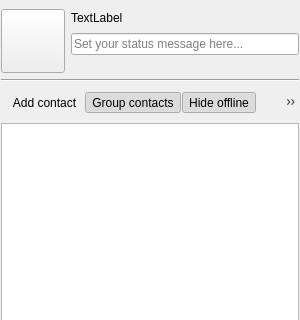
This is main-widget.ui in KDE/ktp-contact-list as Qt 5 draws it before an edit; both pictures show x 0 to 300 and y 0 to 320 of the 300 by 600 pixel window. The edited form follows.
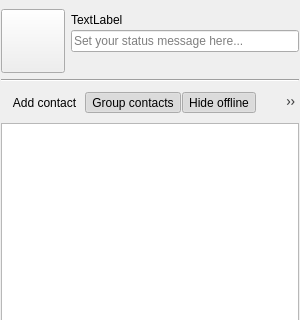
This is the edited form. Custom widgets are drawn as their Qt base class.

```diff
--- a/main-widget.ui
+++ b/main-widget.ui
@@ -23,6 +23,12 @@
     </property>
     <item>
      <layout class="QGridLayout" name="gridLayout">
+      <property name="horizontalSpacing">
+       <number>-1</number>
+      </property>
+      <property name="verticalSpacing">
+       <number>0</number>
+      </property>
       <item row="2" column="1">
        <layout class="QHBoxLayout" name="m_accountButtonsLayout"/>
       </item>
```
Left out of the diff: 52 changed lines with no effect on the pictures.
